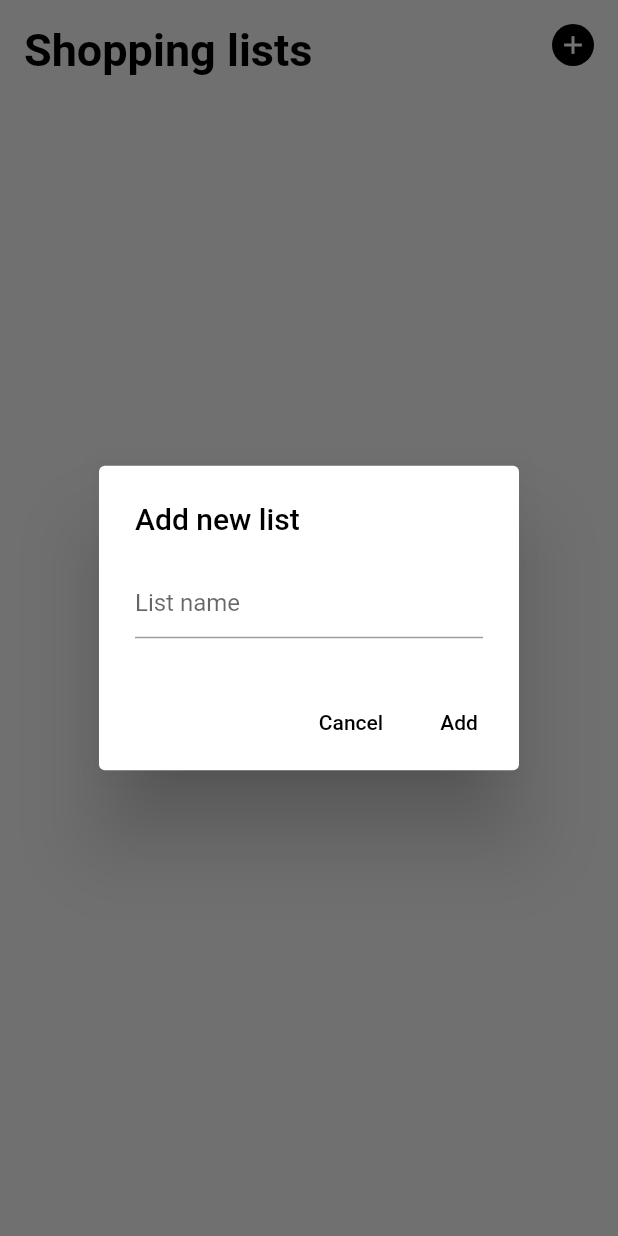
After one commit to aleksblaze/barcodestash, a Flutter app: the ShoppingListsScreen screen opened by its route, after a tap on the "add" icon, on a phone screen of 412 x 824 dp. The commit adds this screen. Run offline on Flutter 3.47's test engine with Material 3 defaults, Android fonts, the light colour scheme and no system bars; our stand-ins replace barcode_widget, image_picker, shared_preferences; accounts and stored records are empty; Roboto replaces fonts that are missing (Barlow).

Commit message:
shopping list alpha

```diff
--- a/lib/main.dart
+++ b/lib/main.dart
@@ -3,6 +3,7 @@ import 'package:barodestash/menu.dart';
 import 'package:flutter/material.dart';
 import 'package:flutter/cupertino.dart';
 import 'package:provider/provider.dart';
+import 'shopping_provider.dart';
 import 'barcode_provider.dart';
 import 'menu.dart';
 import 'barcode_creator.dart';
@@ -11,6 +12,10 @@ import 'settings.dart';
 import 'about.dart';
 import 'barcode_details.dart';
 import 'info.dart';
+import 'shopping_lists_screen.dart';
+import 'shopping_provider.dart';
+import 'shopping_provider.dart';
+import 'shopping_lists_screen.dart';
 
 void main() {
   runApp(
@@ -27,6 +32,7 @@ class MyApp extends StatelessWidget {
     return MultiProvider(
       providers: [
         ChangeNotifierProvider(create: (_) => BarcodeProvider()),
+        ChangeNotifierProvider(create: (_) => ShoppingProvider()),
       ],
       builder: (context, child) {
         return MaterialApp(
@@ -40,6 +46,7 @@ class MyApp extends StatelessWidget {
           routes: {
             '/': (context) => HomeScreen(),
             '/menu' : (context) => MenuPage(),
+            '/shopping': (context) => ShoppingListsScreen(),
             '/barcodepage': (context) => BarcodePage(),
             '/settings': (context) => SettingsPage(),
             '/about': (context) => AboutPage(),
@@ -62,6 +69,7 @@ class _HomeScreenState extends State<HomeScreen> {
 
   static final List<Widget> _widgetOptions = <Widget>[
     HomeContent(),
+    ShoppingListsScreen(),
     MenuPage(),
     BarcodeCreatorPage(),
     BarcodePage(),
@@ -119,8 +127,15 @@ class _HomeScreenState extends State<HomeScreen> {
             ),
             BottomNavigationBarItem(
               icon: Icon(
-                _selectedIndex == 1 ? Icons.account_circle : Icons.account_circle_outlined,
+                _selectedIndex == 1 ? Icons.list_alt : Icons.list_alt_outlined,
                 color: _selectedIndex == 1 ? Colors.black : Colors.grey,
+              ),
+              label: 'Buy list',
+            ),
+            BottomNavigationBarItem(
+              icon: Icon(
+                _selectedIndex == 2 ? Icons.account_circle : Icons.account_circle_outlined,
+                color: _selectedIndex == 2 ? Colors.black : Colors.grey,
               ),
               label: 'Account',
             ),
--- /dev/null
+++ b/lib/shopping_item.dart
@@ -0,0 +1,37 @@
+import 'package:flutter/material.dart';
+
+class ShoppingItem {
+  final String id;
+  final String name;
+  bool isBought;
+  int quantity;
+  double price;
+
+  ShoppingItem({
+    required this.id,
+    required this.name,
+    this.isBought = false,
+    this.quantity = 1,
+    this.price = 0.0,
+  });
+
+  Map<String, dynamic> toJson() {
+    return {
+      'id': id,
+      'name': name,
+      'isBought': isBought,
+      'quantity': quantity,
+      'price': price,
+    };
+  }
+
+  factory ShoppingItem.fromJson(Map<String, dynamic> json) {
+    return ShoppingItem(
+      id: json['id'],
+      name: json['name'],
+      isBought: json['isBought'],
+      quantity: json['quantity'],
+      price: json['price'],
+    );
+  }
+}
--- /dev/null
+++ b/lib/shopping_list.dart
@@ -0,0 +1,29 @@
+import 'shopping_item.dart';
+
+class ShoppingList {
+  final String id;
+  final String name;
+  List<ShoppingItem> items;
+
+  ShoppingList({
+    required this.id,
+    required this.name,
+    this.items = const [],
+  });
+
+  Map<String, dynamic> toJson() {
+    return {
+      'id': id,
+      'name': name,
+      'items': items.map((item) => item.toJson()).toList(),
+    };
+  }
+
+  factory ShoppingList.fromJson(Map<String, dynamic> json) {
+    return ShoppingList(
+      id: json['id'],
+      name: json['name'],
+      items: (json['items'] as List).map((item) => ShoppingItem.fromJson(item)).toList(),
+    );
+  }
+}
--- /dev/null
+++ b/lib/shopping_lists_screen.dart
@@ -0,0 +1,138 @@
+import 'package:flutter/material.dart';
+import 'package:provider/provider.dart';
+import 'shopping_provider.dart';
+import 'shopping_list_screen.dart';
+
+class ShoppingListsScreen extends StatelessWidget {
+  @override
+  Widget build(BuildContext context) {
+    return Scaffold(
+      backgroundColor: Colors.grey[100],
+      body: Stack(
+        children: [
+          Column(
+            children: [
+              Padding(
+                padding: const EdgeInsets.all(16.0),
+                child: Align(
+                  alignment: Alignment.centerLeft,
+                  child: Text(
+                    'Shopping lists',
+                    style: TextStyle(
+                      color: Colors.black,
+                      fontSize: 30,
+                      fontFamily: 'Barlow',
+                      fontWeight: FontWeight.bold,
+                    ),
+                  ),
+                ),
+              ),
+                    Expanded(
+                    child: Consumer<ShoppingProvider>(
+                      builder: (context, provider, child) {
+                      return ListView.builder(
+                        itemCount: provider.shoppingLists.length,
+                        itemBuilder: (context, index) {
+                        final list = provider.shoppingLists[index];
+                        return Padding(
+                          padding: const EdgeInsets.symmetric(horizontal: 16.0, vertical: 3.0),
+                          child: ClipRRect(
+                          borderRadius: BorderRadius.circular(9),
+                          child: Container(
+                            color: Colors.white,
+                            padding: const EdgeInsets.all(16.0),
+                            height: 70,
+                            child: ListTile(
+                            title: Text(list.name,
+                              style: TextStyle(
+                                color: Colors.black,
+                                fontSize: 15,
+                                fontWeight: FontWeight.bold)),
+                            onTap: () {
+                              Navigator.push(
+                              context,
+                              MaterialPageRoute(
+                                builder: (context) =>
+                                  ShoppingListScreen(listId: list.id),
+                              ),
+                              );
+                            },
+                            contentPadding: EdgeInsets.only(bottom: 4),
+                            horizontalTitleGap: 0,
+                            minVerticalPadding: 0,
+                            dense: true,
+                            visualDensity: VisualDensity.compact,
+                            ),
+                          ),
+                          ),
+                        );
+                        },
+                      );
+                      },
+                    ),
+                    ),
+            ],
+          ),
+          Positioned(
+            top: 16.0,
+            right: 16.0,
+            child: Container(
+              width: 28.0, // Set the width of the button
+              height: 28.0, // Set the height of the button
+              decoration: BoxDecoration(
+                color: Colors.black,
+                shape: BoxShape.circle,
+              ),
+              child: IconButton(
+                icon: Icon(Icons.add, color: Colors.white, size: 20),
+                padding: EdgeInsets.all(0),
+                onPressed: () {
+                  _showAddListDialog(context);
+                },
+              ),
+            ),
+          ),
+        ],
+      ),
+    );
+  }
+
+  void _showAddListDialog(BuildContext context) {
+    final TextEditingController controller = TextEditingController();
+    showDialog(
+      context: context,
+      builder: (context) {
+        return AlertDialog(
+          title: Text('Add new list',
+              style: TextStyle(color: Colors.black, fontFamily: 'Barlow')),
+          content: TextField(
+            controller: controller,
+            decoration: InputDecoration(
+              hintText: 'List name',
+            ),
+          ),
+          actions: [
+            TextButton(
+              onPressed: () {
+                Navigator.of(context).pop();
+              },
+              child: Text('Cancel',
+                  style: TextStyle(color: Colors.black, fontFamily: 'Barlow')),
+            ),
+            TextButton(
+              onPressed: () {
+                if (controller.text.isNotEmpty) {
+                  Provider.of<ShoppingProvider>(context, listen: false)
+                      .addShoppingList(controller.text);
+                  Navigator.of(context).pop();
+                }
+              },
+              child: Text('Add',
+                  style: TextStyle(color: Colors.black, fontFamily: 'Barlow')),
+            ),
+          ],
+        );
+      },
+    );
+  }
+}
--- /dev/null
+++ b/lib/shopping_provider.dart
@@ -0,0 +1,64 @@
+import 'package:flutter/material.dart';
+import 'package:shared_preferences/shared_preferences.dart';
+import 'dart:convert';
+import 'package:uuid/uuid.dart';
+import 'shopping_list.dart';
+import 'shopping_item.dart';
+
+class ShoppingProvider with ChangeNotifier {
+  List<ShoppingList> _shoppingLists = [];
+
+  List<ShoppingList> get shoppingLists => _shoppingLists;
+
+  ShoppingProvider() {
+    loadFromPrefs();
+  }
+
+  void addShoppingList(String name) {
+    final newList = ShoppingList(id: Uuid().v4(), name: name);
+    _shoppingLists.add(newList);
+    notifyListeners();
+    _saveToPrefs();
+  }
+
+  void addShoppingItem(String listId, String itemName) {
+    final list = _shoppingLists.firstWhere((list) => list.id == listId);
+    final newItem = ShoppingItem(id: Uuid().v4(), name: itemName);
+    list.items = List.from(list.items)..add(newItem); // Create a new list with the new item
+    notifyListeners();
+    _saveToPrefs();
+  }
+
+  void toggleItemBought(String listId, String itemId, int quantity, double price) {
+    final list = _shoppingLists.firstWhere((list) => list.id == listId);
+    final item = list.items.firstWhere((item) => item.id == itemId);
+    item.isBought = !item.isBought;
+    item.quantity = quantity;
+    item.price = price;
+    list.items = List.from(list.items); // Create a new list to ensure it's modifiable
+    notifyListeners();
+    _saveToPrefs();
+  }
+
+  void completePurchase(String listId) {
+    _shoppingLists.removeWhere((list) => list.id == listId);
+    notifyListeners();
+    _saveToPrefs();
+  }
+
+  Future<void> _saveToPrefs() async {
+    final prefs = await SharedPreferences.getInstance();
+    final data = jsonEncode(_shoppingLists.map((list) => list.toJson()).toList());
+    prefs.setString('shopping_lists', data);
+  }
+
+  Future<void> loadFromPrefs() async {
+    final prefs = await SharedPreferences.getInstance();
+    final data = prefs.getString('shopping_lists');
+    if (data != null) {
+      final decoded = jsonDecode(data) as List;
+      _shoppingLists = decoded.map((json) => ShoppingList.fromJson(json)).toList();
+      notifyListeners();
+    }
+  }
+}
```
Also changed, not shown: lib/barcodepage.dart (+26 -15 lines), lib/shopping_list_screen.dart (added, +222 -0 lines).
